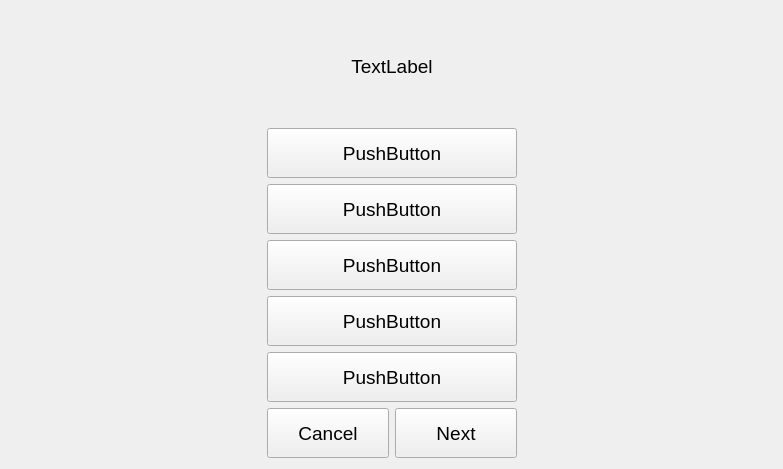
The window that learn.ui (Dartmoor777/English-learner) describes before a commit, drawn with Qt 5.
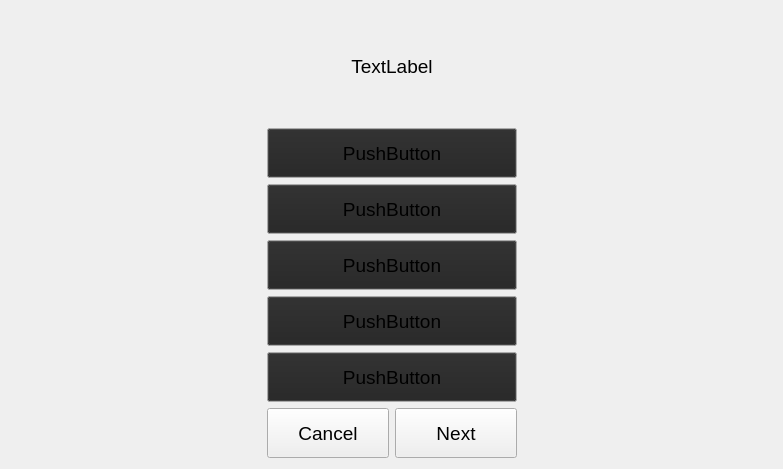
The same window after the commit.

Patch:
```diff
--- a/learn.ui
+++ b/learn.ui
@@ -74,6 +74,43 @@
          <height>50</height>
         </size>
        </property>
+       <property name="palette">
+        <palette>
+         <active>
+          <colorrole role="Button">
+           <brush brushstyle="SolidPattern">
+            <color alpha="255">
+             <red>35</red>
+             <green>35</green>
+             <blue>35</blue>
+            </color>
+           </brush>
+          </colorrole>
+         </active>
+         <inactive>
+          <colorrole role="Button">
+           <brush brushstyle="SolidPattern">
+            <color alpha="255">
+             <red>35</red>
+             <green>35</green>
+             <blue>35</blue>
+            </color>
+           </brush>
+          </colorrole>
+         </inactive>
+         <disabled>
+          <colorrole role="Button">
+           <brush brushstyle="SolidPattern">
+            <color alpha="255">
+             <red>181</red>
+             <green>0</green>
+             <blue>0</blue>
+            </color>
+           </brush>
+          </colorrole>
+         </disabled>
+        </palette>
+       </property>
        <property name="text">
         <string>PushButton</string>
        </property>
@@ -93,6 +130,43 @@
          <height>50</height>
         </size>
        </property>
+       <property name="palette">
+        <palette>
+         <active>
+          <colorrole role="Button">
+           <brush brushstyle="SolidPattern">
+            <color alpha="255">
+             <red>35</red>
+             <green>35</green>
+             <blue>35</blue>
+            </color>
+           </brush>
+          </colorrole>
+         </active>
+         <inactive>
+          <colorrole role="Button">
+           <brush brushstyle="SolidPattern">
+            <color alpha="255">
+             <red>35</red>
+             <green>35</green>
+             <blue>35</blue>
+            </color>
+           </brush>
+          </colorrole>
+         </inactive>
+         <disabled>
+          <colorrole role="Button">
+           <brush brushstyle="SolidPattern">
+            <color alpha="255">
+             <red>181</red>
+             <green>0</green>
+             <blue>0</blue>
+            </color>
+           </brush>
+          </colorrole>
+         </disabled>
+        </palette>
+       </property>
        <property name="text">
         <string>PushButton</string>
        </property>
@@ -112,6 +186,43 @@
          <height>50</height>
         </size>
        </property>
+       <property name="palette">
+        <palette>
+         <active>
+          <colorrole role="Button">
+           <brush brushstyle="SolidPattern">
+            <color alpha="255">
+             <red>35</red>
+             <green>35</green>
+             <blue>35</blue>
+            </color>
+           </brush>
+          </colorrole>
+         </active>
+         <inactive>
+          <colorrole role="Button">
+           <brush brushstyle="SolidPattern">
+            <color alpha="255">
+             <red>35</red>
+             <green>35</green>
+             <blue>35</blue>
+            </color>
+           </brush>
+          </colorrole>
+         </inactive>
+         <disabled>
+          <colorrole role="Button">
+           <brush brushstyle="SolidPattern">
+            <color alpha="255">
+             <red>181</red>
+             <green>0</green>
+             <blue>0</blue>
+            </color>
+           </brush>
+          </colorrole>
+         </disabled>
+        </palette>
+       </property>
        <property name="text">
         <string>PushButton</string>
        </property>
@@ -131,6 +242,43 @@
          <height>50</height>
         </size>
        </property>
+       <property name="palette">
+        <palette>
+         <active>
+          <colorrole role="Button">
+           <brush brushstyle="SolidPattern">
+            <color alpha="255">
+             <red>35</red>
+             <green>35</green>
+             <blue>35</blue>
+            </color>
+           </brush>
+          </colorrole>
+         </active>
+         <inactive>
+          <colorrole role="Button">
+           <brush brushstyle="SolidPattern">
+            <color alpha="255">
+             <red>35</red>
+             <green>35</green>
+             <blue>35</blue>
+            </color>
+           </brush>
+          </colorrole>
+         </inactive>
+         <disabled>
+          <colorrole role="Button">
+           <brush brushstyle="SolidPattern">
+            <color alpha="255">
+             <red>181</red>
+             <green>0</green>
+             <blue>0</blue>
+            </color>
+           </brush>
+          </colorrole>
+         </disabled>
+        </palette>
+       </property>
        <property name="text">
         <string>PushButton</string>
        </property>
@@ -150,6 +298,43 @@
          <height>50</height>
         </size>
        </property>
+       <property name="palette">
+        <palette>
+         <active>
+          <colorrole role="Button">
+           <brush brushstyle="SolidPattern">
+            <color alpha="255">
+             <red>35</red>
+             <green>35</green>
+             <blue>35</blue>
+            </color>
+           </brush>
+          </colorrole>
+         </active>
+         <inactive>
+          <colorrole role="Button">
+           <brush brushstyle="SolidPattern">
+            <color alpha="255">
+             <red>35</red>
+             <green>35</green>
+             <blue>35</blue>
+            </color>
+           </brush>
+          </colorrole>
+         </inactive>
+         <disabled>
+          <colorrole role="Button">
+           <brush brushstyle="SolidPattern">
+            <color alpha="255">
+             <red>181</red>
+             <green>0</green>
+             <blue>0</blue>
+            </color>
+           </brush>
+          </colorrole>
+         </disabled>
+        </palette>
+       </property>
        <property name="text">
         <string>PushButton</string>
        </property>
```
